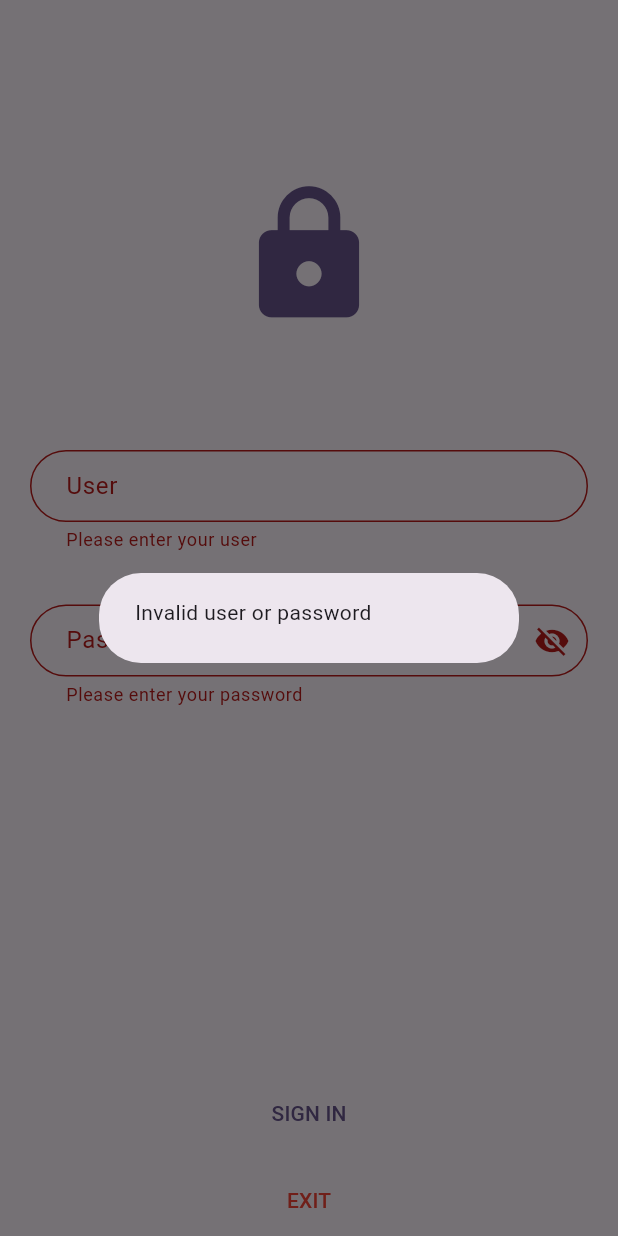
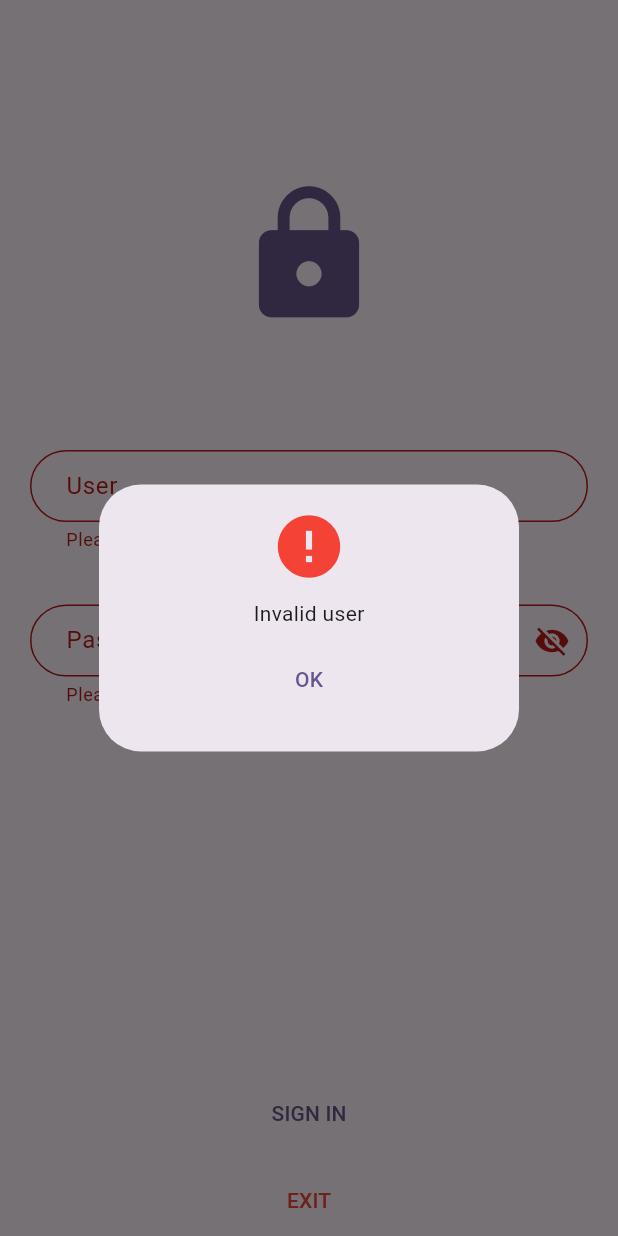
Before and after one commit to Noel-S/S8-U3-AC-01, a Flutter app: the screen it shows after launch, after a tap on "SIGN IN", on a phone screen of 412 x 824 dp. Run offline on Flutter 3.47's test engine with Material 2 defaults, Android fonts, the phone set to English and light mode, and no system bars.

Commit message:
Adding validation dialogs

```diff
--- a/lib/modules/auth/auth.dart
+++ b/lib/modules/auth/auth.dart
@@ -14,14 +14,14 @@ class _AuthState extends State<Auth> {
   final _user = 'moviles';
   final _password = 'moveiles';
   final _showPasswordNotifier = ValueNotifier<bool>(false);
+  final _userFocusNode = FocusNode();
+  final _passwordFocusNode = FocusNode();
+  final _userController = TextEditingController();
+  final _passwordController = TextEditingController();
 
   @override
   Widget build(BuildContext context) {
     return Scaffold(
-      // appBar: AppBar(
-      //   backgroundColor: Theme.of(context).colorScheme.inversePrimary,
-      //   title: const Text('Login'),
-      // ),
       body: Form(
         key: _formKey,
         child: ListView(
@@ -31,6 +31,8 @@ class _AuthState extends State<Auth> {
             Icon(Icons.lock, size: 100, color: Theme.of(context).colorScheme.primary),
             const SizedBox(height: 80),
             TextFormField(
+              focusNode: _userFocusNode,
+              controller: _userController,
               validator: (value) {
                 if (value == null || value.isEmpty) {
                   return 'Please enter your user';
@@ -51,6 +53,8 @@ class _AuthState extends State<Auth> {
               valueListenable: _showPasswordNotifier,
               builder: (context, showPassword, _) {
                 return TextFormField(
+                  focusNode: _passwordFocusNode,
+                  controller: _passwordController,
                   validator: (value) {
                     if (value == null || value.isEmpty) {
                       return 'Please enter your password';
@@ -87,10 +91,56 @@ class _AuthState extends State<Auth> {
                 // validate user
                 final isValid = _formKey.currentState!.validate();
                 if (!isValid) {
-                  showDialog(context: context, builder: (context) => const AlertDialog(content: Text('Invalid user or password')));
+                  showDialog(
+                    context: context,
+                    builder: (context) => AlertDialog(
+                      content: Column(
+                        mainAxisSize: MainAxisSize.min,
+                        children: [
+                          const Icon(Icons.error, color: Colors.red, size: 50),
+                          const SizedBox(height: 10),
+                          const Text('Invalid user'),
+                          const SizedBox(height: 10),
+                          TextButton(
+                            onPressed: () {
+                              Navigator.pop(context);
+                            },
+                            child: const Text('OK'),
+                          ),
+                        ],
+                      ),
+                    ),
+                  ).then((_) {
+                    if (_userController.text != _user) {
+                      _userFocusNode.requestFocus();
+                    } else if (_passwordController.text != _password) {
+                      _passwordFocusNode.requestFocus();
+                    }
+                  });
                   return;
                 }
-                Navigator.pushReplacementNamed(context, '/home');
+                showDialog(
+                  context: context,
+                  builder: (context) => AlertDialog(
+                    content: Column(
+                      mainAxisSize: MainAxisSize.min,
+                      children: [
+                        const Icon(Icons.error, color: Colors.red, size: 50),
+                        const SizedBox(height: 10),
+                        const Text('Valid user, redirecting to home'),
+                        const SizedBox(height: 10),
+                        TextButton(
+                          onPressed: () {
+                            Navigator.pop(context);
+                          },
+                          child: const Text('OK'),
+                        ),
+                      ],
+                    ),
+                  ),
+                ).then((_) {
+                  Navigator.pushReplacementNamed(context, '/home');
+                });
               },
               child: const Text('SIGN IN'),
             ),
```
